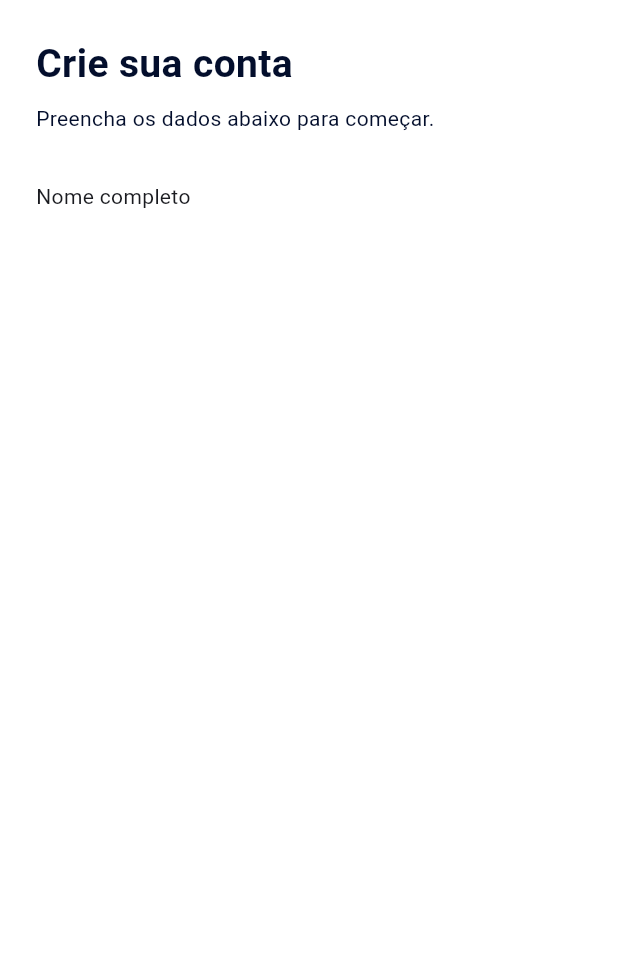
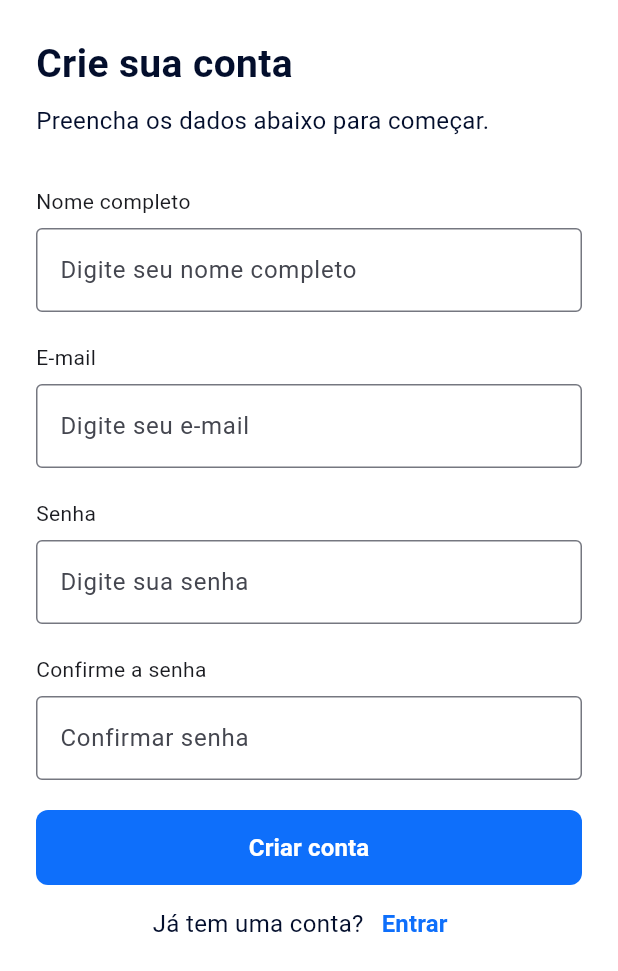
Before and after one commit to mimolvrx/acessa_rota, a Flutter app: the CadastroScreen screen opened directly, on a phone screen of 412 x 824 dp. Shown: the top 971 px of the screen. Run offline on Flutter 3.47's test engine with Material 3 defaults, Android fonts, the phone set to English and light mode, and no system bars.

Commit message:
Finaliza estrutura inicial da tela de cadastro

```diff
--- a/lib/main.dart
+++ b/lib/main.dart
@@ -1,5 +1,6 @@
 import 'package:flutter/material.dart';
-import 'screens/home_screen.dart';
+// import 'screens/home_screen.dart';
+import 'screens/cadastro_screen.dart';
 
 void main() {
   runApp(const AcessaRotaApp());
@@ -20,7 +21,9 @@ class AcessaRotaApp extends StatelessWidget{
         ),
       ),
 
-      home: const HomeScreen(),
+      // home: const HomeScreen(),
+
+      home: const CadastroScreen(),
 
       // home: const Scaffold(
       //   body: Center(
--- a/lib/screens/cadastro_screen.dart
+++ b/lib/screens/cadastro_screen.dart
@@ -1,7 +1,7 @@
 import 'package:flutter/material.dart';
 
-class CadastroScreen extends StatelessWidget{
-  const CadastroScreen ({super.key});
+class CadastroScreen extends StatelessWidget {
+  const CadastroScreen({super.key});
 
   @override
   Widget build(BuildContext context) {
@@ -9,6 +9,8 @@ class CadastroScreen extends StatelessWidget{
       body: SafeArea(
         child: Padding(
           padding: EdgeInsets.all(24),
+          // SingleChildScrollView permite rolar o conteúdo
+          child: SingleChildScrollView(
             child: Column(
               // crossAxisAlignment controla o posicionamento horizontal.
               crossAxisAlignment: CrossAxisAlignment.start,
@@ -26,10 +28,7 @@ class CadastroScreen extends StatelessWidget{
 
                 const Text(
                   'Preencha os dados abaixo para começar.',
-                style: TextStyle(
-                  fontSize: 14,
-                  color: Color(0xFF030E2C),
-                ),
+                  style: TextStyle(fontSize: 16, color: Color(0xFF030E2C)),
                 ),
 
                 const SizedBox(height: 32),
@@ -37,7 +36,118 @@ class CadastroScreen extends StatelessWidget{
                 const Text('Nome completo'),
 
                 const SizedBox(height: 8),
+
+                // TextField é o componente responsável por criar um campo onde o usuário pode digitar informações.
+                const TextField(
+                  // A propriedade decoration permite personalizar visualmente o campo de texto.
+                  decoration: InputDecoration(
+                    // InputDecoration: configura a aparência desse campo.
+
+                    // hintText: Define um texto de orientação que aparece dentro do campo enquanto ele está vazio.
+                    // o hintText não é o valor preenchido pelo usuário. Ele é apenas uma instrução.
+                    hintText: 'Digite seu nome completo',
+                    border: OutlineInputBorder(),
+                  ),
+                ),
+
+                const SizedBox(height: 20),
+
+                const Text('E-mail'),
+
+                const SizedBox(height: 8),
+
+                const TextField(
+                  decoration: InputDecoration(
+                    hintText: 'Digite seu e-mail',
+                    border: OutlineInputBorder(),
+                  ),
+                ),
+
+                const SizedBox(height: 20),
+
+                const Text('Senha'),
+
+                const SizedBox(height: 8),
+
+                const TextField(
+                  obscureText: true,
+                  decoration: InputDecoration(
+                    hintText: 'Digite sua senha',
+                    border: OutlineInputBorder(),
+                  ),
+                ),
+
+                const SizedBox(height: 20),
+
+                const Text('Confirme a senha'),
+
+                const SizedBox(height: 8),
+
+                const TextField(
+                  obscureText: true,
+                  decoration: InputDecoration(
+                    hintText: 'Confirmar senha',
+                    border: OutlineInputBorder(),
+                  ),
+                ),
+
+                const SizedBox(height: 20),
+
+                SizedBox(
+                  width: double.infinity,
+                  height: 50,
+                  child: ElevatedButton(
+                    style: ElevatedButton.styleFrom(
+                      backgroundColor: const Color(0xFF0E6FFB),
+
+                      // foregroundColor: cor do texto
+                      foregroundColor: Colors.white,
+
+                      // elevation: controla a sombra.
+                      elevation: 0,
+
+                      // shape: define o formato e arredondamento.
+                      shape: RoundedRectangleBorder(
+                        borderRadius: BorderRadius.circular(8),
+                      ),
+                    ),
+                    onPressed: () {},
+                    child: const Text(
+                      'Criar conta',
+                      style: TextStyle(
+                        fontSize: 16,
+                        // fontWeight: FontWeight.w600: deixa o texto um pouco mais encorpado.
+                        fontWeight: FontWeight.w600,
+                      ),
+                    ),
+                  ),
+                ),
+
+                const SizedBox(height: 2),
+
+                Row(
+                  mainAxisAlignment: MainAxisAlignment.center,
+                  children: [
+                    const Text(
+                      'Já tem uma conta?',
+                      style: TextStyle(fontSize: 16, color: Color(0xFF030E2C)),
+                    ),
+
+                    TextButton(
+                      onPressed: () {},
+                      child: const Text(
+                        'Entrar',
+                        style: TextStyle(
+                          fontSize: 16,
+                          fontWeight: FontWeight.w600,
+                          color: Color(0xFF0E6FFB),
+                        ),
+                      ),
+                    ),
                   ],
+                ),
+              ],
+            ),
           ),
         ),
       ),
```
Lines whose indentation alone changed are shown as unchanged.
